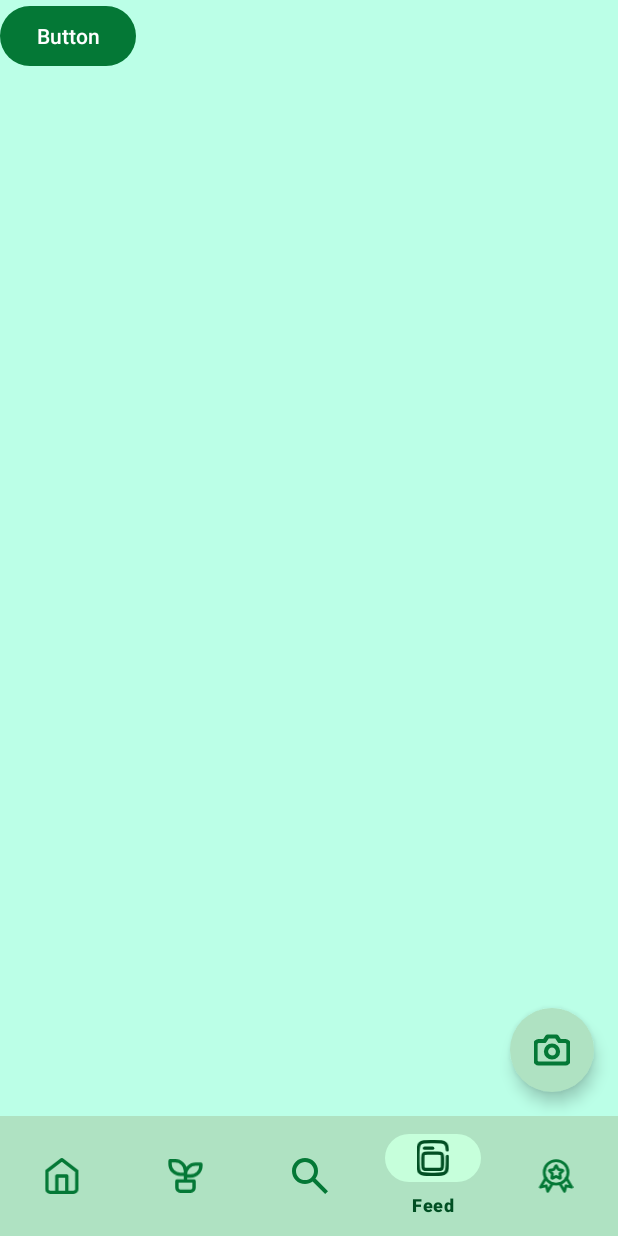
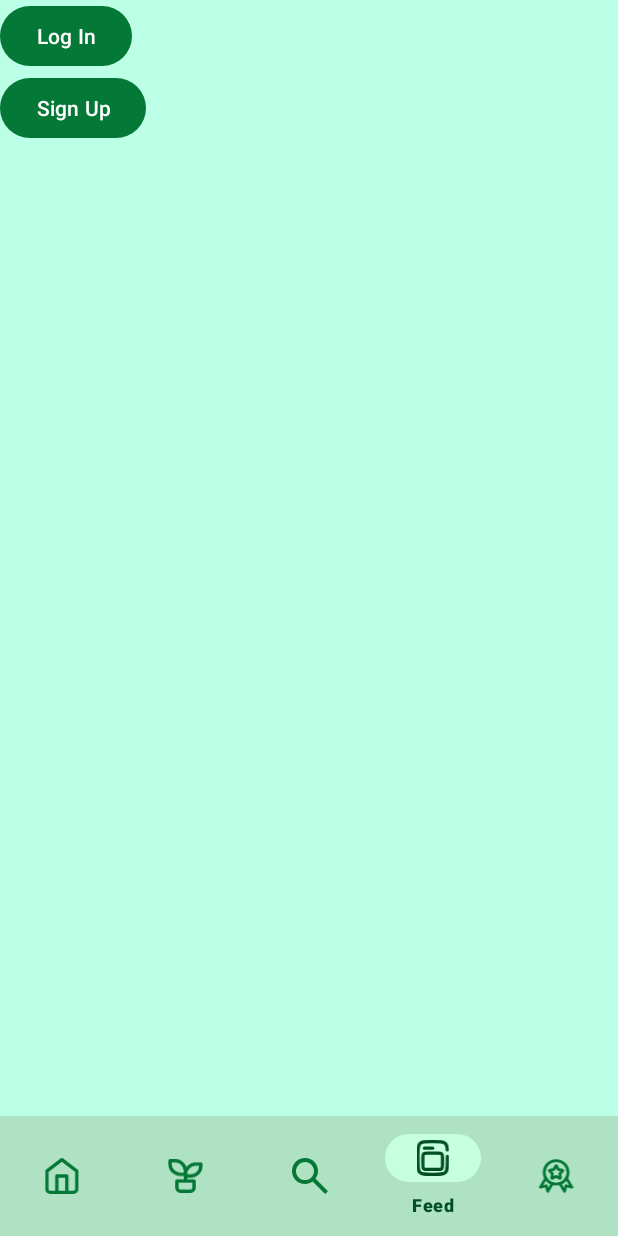
Before and after one commit to dion-choy/mad-plantopia, an Android app: the screen it shows after launch (MainActivity), item 4 of the bottom bar chosen, on a phone screen of 412 x 824 dp. Run offline under Robolectric (Android 15) with nearby library versions, the phone set to English and light mode, and no system bars; our stand-ins replace Firebase (no records; nobody signed in at launch, a user with empty details on screens opened directly), Volley.

Commit message:
firebase login and sign up finished, TODO: profile setup after sign up activity, settings page for username, password, pfp

```diff
--- a/app/build.gradle
+++ b/app/build.gradle
@@ -49,6 +49,7 @@ dependencies {
     implementation libs.activity
     implementation libs.constraintlayout
     implementation libs.firebase.auth
+    implementation libs.firebase.firestore
     testImplementation libs.junit
     androidTestImplementation libs.ext.junit
     androidTestImplementation libs.espresso.core
--- a/app/src/main/AndroidManifest.xml
+++ b/app/src/main/AndroidManifest.xml
@@ -21,7 +21,10 @@
         android:theme="@style/Theme.MADproj"
         tools:targetApi="31">
         <activity
-            android:name=".PhoneNumberActivity"
+            android:name=".LogInActivity"
+            android:exported="false" />
+        <activity
+            android:name=".SignUpActivity"
             android:exported="false" />
         <activity
             android:name=".AddPlantActivity"
--- a/app/src/main/java/com/sp/madproj/FeedFrag.java
+++ b/app/src/main/java/com/sp/madproj/FeedFrag.java
@@ -81,7 +81,7 @@ public class FeedFrag extends Fragment {
                 }
         );
 
-        openGalleryBtn = view.findViewById(R.id.openGallery);
+        openGalleryBtn = view.findViewById(R.id.openMenu);
         openGalleryBtn.setOnClickListener(
                 new View.OnClickListener() {
                     @Override
--- a/app/src/main/java/com/sp/madproj/IdentifyFrag.java
+++ b/app/src/main/java/com/sp/madproj/IdentifyFrag.java
@@ -132,7 +132,7 @@ public class IdentifyFrag extends Fragment {
                 }
         );
 
-        openGalleryBtn = view.findViewById(R.id.openGallery);
+        openGalleryBtn = view.findViewById(R.id.openMenu);
         openGalleryBtn.setOnClickListener(
                 new View.OnClickListener() {
                     @Override
--- /dev/null
+++ b/app/src/main/java/com/sp/madproj/LandingPageFrag.java
@@ -0,0 +1,70 @@
+package com.sp.madproj;
+
+import android.content.Intent;
+import android.os.Bundle;
+
+import androidx.fragment.app.Fragment;
+
+import android.view.LayoutInflater;
+import android.view.View;
+import android.view.ViewGroup;
+import android.widget.Button;
+
+import com.google.firebase.auth.FirebaseAuth;
+import com.google.firebase.auth.FirebaseUser;
+
+public class LandingPageFrag extends Fragment {
+
+    private FirebaseAuth auth = FirebaseAuth.getInstance();
+
+    public LandingPageFrag() {
+        // Required empty public constructor
+    }
+
+    @Override
+    public void onCreate(Bundle savedInstanceState) {
+        super.onCreate(savedInstanceState);
+    }
+
+    @Override
+    public View onCreateView(LayoutInflater inflater, ViewGroup container,
+                             Bundle savedInstanceState) {
+        View view = inflater.inflate(R.layout.fragment_landing_page, container, false);
+
+        ((Button) view.findViewById(R.id.logIn)).setOnClickListener(
+                new View.OnClickListener() {
+                    @Override
+                    public void onClick(View view) {
+                        Intent intent = new Intent(getActivity(), LogInActivity.class);
+                        startActivity(intent);
+                    }
+                }
+        );
+
+        ((Button) view.findViewById(R.id.signUp)).setOnClickListener(
+                new View.OnClickListener() {
+                    @Override
+                    public void onClick(View view) {
+                        Intent intent = new Intent(getActivity(), SignUpActivity.class);
+                        startActivity(intent);
+                    }
+                }
+        );
+
+        return view;
+    }
+
+    @Override
+    public void onResume() {
+        super.onResume();
+        FirebaseUser currentUser = auth.getCurrentUser();
+
+        if (currentUser != null){
+            getParentFragmentManager().beginTransaction()
+                    .replace(R.id.viewFrag, new FeedFrag())
+                    .setReorderingAllowed(true)
+                    .addToBackStack(null)
+                    .commit();
+        }
+    }
+}
--- a/app/src/main/java/com/sp/madproj/MainActivity.java
+++ b/app/src/main/java/com/sp/madproj/MainActivity.java
@@ -14,6 +14,8 @@ import androidx.fragment.app.FragmentManager;
 
 import com.google.android.material.bottomnavigation.BottomNavigationView;
 import com.google.android.material.navigation.NavigationBarView;
+import com.google.firebase.auth.FirebaseAuth;
+import com.google.firebase.auth.FirebaseUser;
 
 public class MainActivity extends AppCompatActivity {
     private BottomNavigationView navBar;
@@ -24,10 +26,14 @@ public class MainActivity extends AppCompatActivity {
     private IdentifyFrag identifyFrag;
     private FeedFrag feedFrag;
     private BadgeFrag badgeFrag;
+    private LandingPageFrag landingPageFrag;
 
     public GPSTracker gpsTracker;
 
     private SharedPreferences sharedPref;
+
+    private FirebaseAuth auth = FirebaseAuth.getInstance();
+    private FirebaseUser currentUser;
 
     private double latitude = 0.0d;
     private double longitude = 0.0d;
@@ -55,6 +61,12 @@ public class MainActivity extends AppCompatActivity {
         if (fragManager.findFragmentById(R.id.viewFrag) == identifyFrag && identifyFrag.getView().findViewById(R.id.idPlant).getContentDescription().equals("Close options")) {
             identifyFrag.closeOptions();
             return;
+        } else if (fragManager.findFragmentById(R.id.viewFrag) == feedFrag && feedFrag.getView().findViewById(R.id.openMenu).getContentDescription().equals("Close options")) {
+            feedFrag.closeOptions();
+            return;
+        } else if (fragManager.findFragmentById(R.id.viewFrag) == plantFrag && plantFrag.getView().findViewById(R.id.openMenu).getContentDescription().equals("Close options")) {
+            plantFrag.closeOptions();
+            return;
         }
 
         super.onBackPressed();
@@ -65,7 +77,7 @@ public class MainActivity extends AppCompatActivity {
             navBar.setSelectedItemId(R.id.identifyTab);
         } else if (fragManager.findFragmentById(R.id.viewFrag) == plantFrag) {
             navBar.setSelectedItemId(R.id.plantsTab);
-        } else if (fragManager.findFragmentById(R.id.viewFrag) == feedFrag) {
+        } else if (fragManager.findFragmentById(R.id.viewFrag) == feedFrag || fragManager.findFragmentById(R.id.viewFrag) == landingPageFrag) {
             navBar.setSelectedItemId(R.id.feedTab);
         } else if (fragManager.findFragmentById(R.id.viewFrag) == badgeFrag) {
             navBar.setSelectedItemId(R.id.badgesTab);
@@ -79,6 +91,8 @@ public class MainActivity extends AppCompatActivity {
 
         context = getContext();
 
+        currentUser = auth.getCurrentUser();
+
         gpsTracker = new GPSTracker(this);
 
         navBar = findViewById(R.id.bottomNav);
@@ -89,6 +103,7 @@ public class MainActivity extends AppCompatActivity {
         identifyFrag = new IdentifyFrag();
         feedFrag = new FeedFrag();
         badgeFrag = new BadgeFrag();
+        landingPageFrag = new LandingPageFrag();
 
         fragManager.beginTransaction()
                 .replace(R.id.viewFrag, homeFrag)
@@ -98,6 +113,30 @@ public class MainActivity extends AppCompatActivity {
 
         sharedPref = getApplicationContext().getSharedPreferences("oldLocation", MODE_PRIVATE);
         updateLocation();
+    }
+
+    @Override
+    protected void onResume() {
+        super.onResume();
+
+        if (fragManager.findFragmentById(R.id.viewFrag) == feedFrag || fragManager.findFragmentById(R.id.viewFrag) == landingPageFrag) {
+            currentUser = auth.getCurrentUser();
+            if (currentUser != null){
+                Log.i("USER", currentUser.getEmail());
+                fragManager.beginTransaction()
+                        .replace(R.id.viewFrag, feedFrag)
+                        .setReorderingAllowed(true)
+                        .addToBackStack(null)
+                        .commit();
+            } else {
+                Log.d("Not signed in", "onStart: Not Signed In");
+                fragManager.beginTransaction()
+                        .replace(R.id.viewFrag, landingPageFrag)
+                        .setReorderingAllowed(true)
+                        .addToBackStack(null)
+                        .commit();
+            }
+        }
     }
 
     public void updateLocation() {
@@ -147,11 +186,24 @@ public class MainActivity extends AppCompatActivity {
                         .addToBackStack(null)
                         .commit();
             } else if (id == R.id.feedTab && fragManager.findFragmentById(R.id.viewFrag) != feedFrag) {
-                fragManager.beginTransaction()
-                        .replace(R.id.viewFrag, feedFrag)
-                        .setReorderingAllowed(true)
-                        .addToBackStack(null)
-                        .commit();
+                currentUser = auth.getCurrentUser();
+                auth.signOut();
+
+                if (currentUser != null){
+                    Log.i("USER", currentUser.getEmail());
+                    fragManager.beginTransaction()
+                            .replace(R.id.viewFrag, feedFrag)
+                            .setReorderingAllowed(true)
+                            .addToBackStack(null)
+                            .commit();
+                } else {
+                    Log.d("Not signed in", "onStart: Not Signed In");
+                    fragManager.beginTransaction()
+                            .replace(R.id.viewFrag, landingPageFrag)
+                            .setReorderingAllowed(true)
+                            .addToBackStack(null)
+                            .commit();
+                }
             }
 
             return true;
--- a/app/src/main/res/layout/fragment_feed.xml
+++ b/app/src/main/res/layout/fragment_feed.xml
@@ -9,14 +9,6 @@
     <androidx.constraintlayout.widget.ConstraintLayout
         android:layout_width="match_parent"
         android:layout_height="match_parent">
-
-        <Button
-            android:id="@+id/signUp"
-            android:layout_width="wrap_content"
-            android:layout_height="wrap_content"
-            android:text="Button"
-            app:layout_constraintStart_toStartOf="parent"
-            app:layout_constraintTop_toTopOf="parent" />
 
         <TextView
             android:id="@+id/shade"
@@ -30,7 +22,7 @@
             app:layout_constraintTop_toTopOf="parent" />
 
         <com.google.android.material.floatingactionbutton.FloatingActionButton
-            android:id="@+id/openGallery"
+            android:id="@+id/openMenu"
             android:layout_width="wrap_content"
             android:layout_height="0dp"
             android:layout_marginEnd="16dp"
--- a/app/src/main/res/layout/fragment_identify.xml
+++ b/app/src/main/res/layout/fragment_identify.xml
@@ -34,7 +34,7 @@
             app:layout_constraintTop_toTopOf="parent" />
 
         <com.google.android.material.floatingactionbutton.FloatingActionButton
-            android:id="@+id/openGallery"
+            android:id="@+id/openMenu"
             android:layout_width="wrap_content"
             android:layout_height="0dp"
             android:layout_marginEnd="16dp"
--- /dev/null
+++ b/app/src/main/res/layout/fragment_landing_page.xml
@@ -0,0 +1,32 @@
+<?xml version="1.0" encoding="utf-8"?>
+<FrameLayout xmlns:android="http://schemas.android.com/apk/res/android"
+    xmlns:tools="http://schemas.android.com/tools"
+    android:layout_width="match_parent"
+    android:layout_height="match_parent"
+    xmlns:app="http://schemas.android.com/apk/res-auto"
+    tools:context=".LandingPageFrag">
+
+    <androidx.constraintlayout.widget.ConstraintLayout
+        android:layout_width="match_parent"
+        android:layout_height="match_parent">
+
+        <Button
+            android:id="@+id/logIn"
+            android:layout_width="wrap_content"
+            android:layout_height="wrap_content"
+            android:text="Log In"
+            app:layout_constraintStart_toStartOf="parent"
+            app:layout_constraintTop_toTopOf="parent" />
+
+        <Button
+            android:id="@+id/signUp"
+            android:layout_width="wrap_content"
+            android:layout_height="wrap_content"
+            android:text="Sign Up"
+            app:layout_constraintStart_toStartOf="parent"
+            app:layout_constraintTop_toBottomOf="@id/logIn" />
+
+    </androidx.constraintlayout.widget.ConstraintLayout>
+
+
+</FrameLayout>
```
Also changed, not shown: app/src/main/java/com/sp/madproj/AddPlantActivity.java (+11 -6 lines), app/src/main/java/com/sp/madproj/LogInActivity.java (added, +106 -0 lines), app/src/main/java/com/sp/madproj/PhoneNumberActivity.java (deleted, +0 -18 lines), app/src/main/java/com/sp/madproj/SignUpActivity.java (added, +157 -0 lines), app/src/main/res/layout/activity_log_in.xml (added, +67 -0 lines), app/src/main/res/layout/activity_phone_number.xml (deleted, +0 -14 lines), app/src/main/res/layout/activity_sign_up.xml (added, +99 -0 lines).
